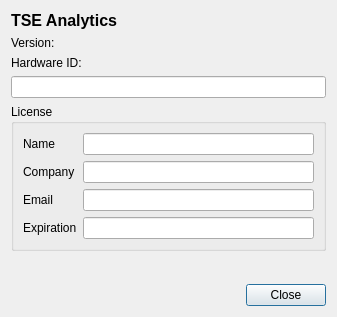
First picture: the form in tse_analytics/views/about_dialog.ui, repository TSE-Systems/tse-analytics, before the edit.
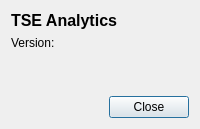
Second picture: the form after the edit.

Patch:
```diff
--- a/tse_analytics/views/about_dialog.ui
+++ b/tse_analytics/views/about_dialog.ui
@@ -2,14 +2,6 @@
 <ui version="4.0">
  <class>AboutDialog</class>
  <widget class="QDialog" name="AboutDialog">
-  <property name="geometry">
-   <rect>
-    <x>0</x>
-    <y>0</y>
-    <width>337</width>
-    <height>317</height>
-   </rect>
-  </property>
   <property name="windowTitle">
    <string>About</string>
   </property>
@@ -34,85 +26,6 @@
      </property>
     </widget>
    </item>
-   <item>
-    <widget class="QLabel" name="labelHardwareId">
-     <property name="text">
-      <string>Hardware ID:</string>
-     </property>
-    </widget>
-   </item>
-   <item>
-    <widget class="QLineEdit" name="lineEditHardwareId">
-     <property name="readOnly">
-      <bool>true</bool>
-     </property>
-    </widget>
-   </item>
-   <item>
-    <widget class="QGroupBox" name="groupBox">
-     <property name="title">
-      <string>License</string>
-     </property>
-     <layout class="QFormLayout" name="formLayout">
-      <item row="0" column="0">
-       <widget class="QLabel" name="nameLabel">
-        <property name="text">
-         <string>Name</string>
-        </property>
-       </widget>
-      </item>
-      <item row="0" column="1">
-       <widget class="QLineEdit" name="nameLineEdit">
-        <property name="readOnly">
-         <bool>true</bool>
-        </property>
-       </widget>
-      </item>
-      <item row="1" column="0">
-       <widget class="QLabel" name="companyLabel">
-        <property name="text">
-         <string>Company</string>
-        </property>
-       </widget>
-      </item>
-      <item row="1" column="1">
-       <widget class="QLineEdit" name="companyLineEdit">
-        <property name="readOnly">
-         <bool>true</bool>
-        </property>
-       </widget>
-      </item>
-      <item row="2" column="0">
-       <widget class="QLabel" name="emailLabel">
-        <property name="text">
-         <string>Email</string>
-        </property>
-       </widget>
-      </item>
-      <item row="2" column="1">
-       <widget class="QLineEdit" name="emailLineEdit">
-        <property name="readOnly">
-         <bool>true</bool>
-        </property>
-       </widget>
-      </item>
-      <item row="3" column="0">
-       <widget class="QLabel" name="expirationLabel">
-        <property name="text">
-         <string>Expiration</string>
-        </property>
-       </widget>
-      </item>
-      <item row="3" column="1">
-       <widget class="QLineEdit" name="expirationLineEdit">
-        <property name="readOnly">
-         <bool>true</bool>
-        </property>
-       </widget>
-      </item>
-     </layout>
-    </widget>
-   </item>
    <item>
     <spacer name="verticalSpacer">
      <property name="orientation">
```
Left out of the diff: 1 changed line with no effect on the pictures.
